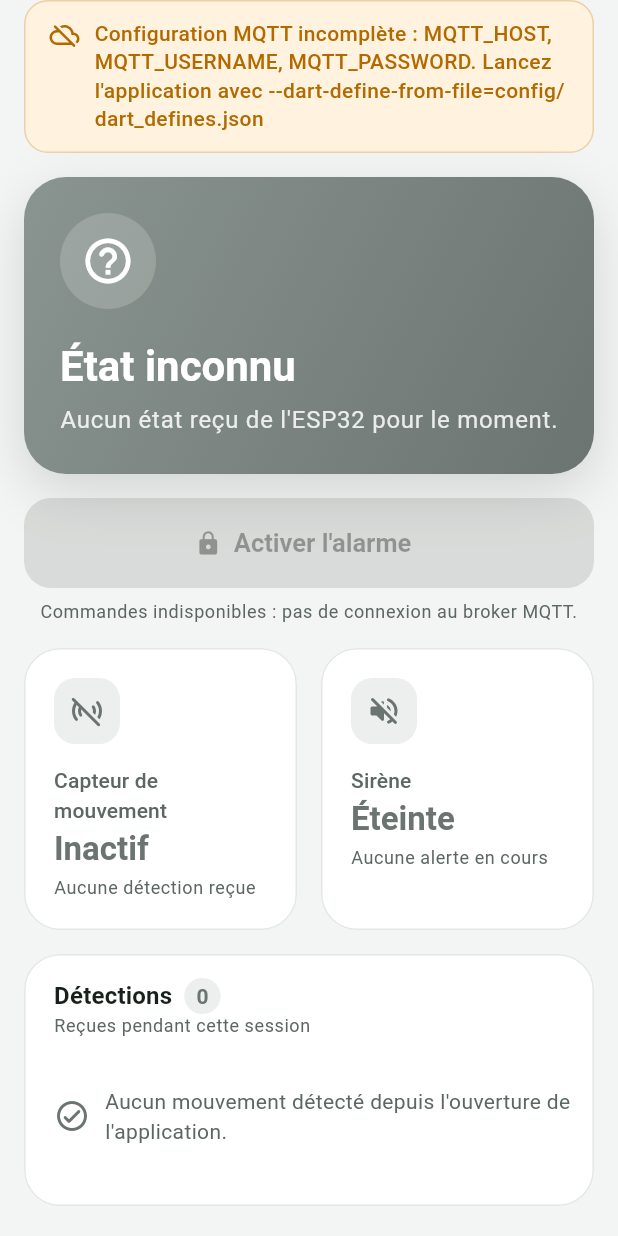
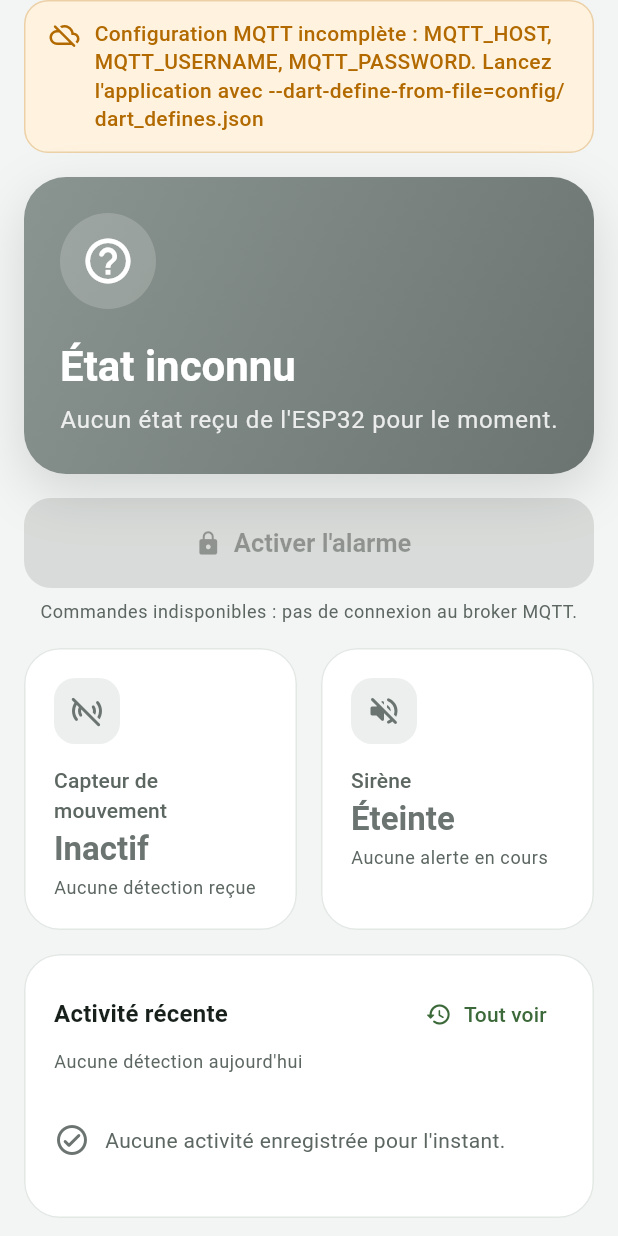
Before and after one commit to LoLo34370/smartalarm, a Flutter app: the screen it shows after launch, scrolled down 133 dp, on a phone screen of 412 x 824 dp. Run offline on Flutter 3.47's test engine with Material 3 defaults, Android fonts, the phone set to English and light mode, and no system bars; our stand-ins replace shared_preferences; missing offline and left inert: mqtt_client.

Commit message:
feat: journal d'activité persistant
- Les activations, désactivations, intrusions et détections sont
  enregistrées sur l'appareil (shared_preferences, 200 entrées max).
- Seules les vraies transitions sont journalisées : l'état retained reçu
  à chaque connexion n'est pas un changement.
- Carte « Activité récente » sur le dashboard et écran « Journal
  d'activité » regroupé par jour, avec filtres.
- Remplace l'historique des détections limité à la session.

Co-Authored-By: Claude Opus 5.5 <noreply@anthropic.com>

```diff
--- a/flutter_app/lib/controllers/alarm_controller.dart
+++ b/flutter_app/lib/controllers/alarm_controller.dart
@@ -2,8 +2,10 @@ import 'dart:async';
 
 import 'package:flutter/foundation.dart';
 
+import '../models/alarm_event.dart';
 import '../models/alarm_models.dart';
 import '../services/alarm_connection.dart';
+import '../services/journal_store.dart';
 
 /// Ce que le capteur PIR signifie pour l'utilisateur, déduit de l'état publié.
 enum PirStatus { inactive, monitoring, motionDetected }
@@ -12,26 +14,35 @@ enum PirStatus { inactive, monitoring, motionDetected }
 ///
 /// Un clic sur « Activer » n'arme rien localement : il envoie une commande et
 /// passe en attente ([pendingCommand]) jusqu'à ce que l'ESP32 publie son état.
+///
+/// Les changements d'état confirmés et les détections alimentent un journal
+/// d'activité, conservé sur l'appareil entre deux lancements.
 class AlarmController extends ChangeNotifier {
   AlarmController(
     this._connection, {
     this.commandTimeout = const Duration(seconds: 10),
-    this.historyLimit = 20,
-  });
+    this.historyLimit = 200,
+    JournalStore? journalStore,
+    DateTime Function()? clock,
+  })  : _journalStore = journalStore,
+        _clock = clock ?? DateTime.now;
 
   final AlarmConnection _connection;
+  final JournalStore? _journalStore;
+  final DateTime Function() _clock;
 
   /// Délai au-delà duquel une commande non confirmée est signalée.
   final Duration commandTimeout;
 
-  /// Nombre maximal de détections conservées pendant la session.
+  /// Nombre maximal d'entrées conservées dans le journal.
   final int historyLimit;
 
   final List<StreamSubscription<Object>> _subscriptions = [];
-  final List<MotionEvent> _motionHistory = [];
+  final List<AlarmEvent> _journal = [];
   Timer? _commandTimer;
   bool _started = false;
   bool _disposed = false;
+  bool _journalLoaded = false;
 
   AlarmState? _alarmState;
   DeviceAvailability _availability = DeviceAvailability.unknown;
@@ -53,8 +64,12 @@ class AlarmController extends ChangeNotifier {
   /// Avertissement lié à la dernière commande (non envoyée, non confirmée…).
   String? get commandWarning => _commandWarning;
 
-  /// Détections reçues pendant la session, la plus récente en premier.
-  List<MotionEvent> get motionHistory => List.unmodifiable(_motionHistory);
+  /// Journal d'activité, l'entrée la plus récente en premier.
+  List<AlarmEvent> get journal => List.unmodifiable(_journal);
+
+  /// Dernière détection de mouvement connue.
+  AlarmEvent? get lastMotion =>
+      _journal.where((e) => e.kind == AlarmEventKind.motion).firstOrNull;
 
   bool get isBrokerConnected => brokerStatus == BrokerStatus.connected;
   bool get isDeviceOnline => _availability == DeviceAvailability.online;
@@ -93,6 +108,7 @@ class AlarmController extends ChangeNotifier {
       _connection.motions.listen(_onMotion),
     ]);
     _connection.connect();
+    _loadJournal();
   }
 
   @override
@@ -133,17 +149,24 @@ class AlarmController extends ChangeNotifier {
     _notify();
   }
 
-  void clearMotionHistory() {
-    _motionHistory.clear();
+  void clearJournal() {
+    _journal.clear();
+    _persistJournal();
     _notify();
   }
 
   // ── Messages MQTT ──────────────────────────────────────────────────────────
 
   void _onAlarmState(AlarmState state) {
+    final previous = _alarmState;
     _alarmState = state;
     // L'ESP32 publie son état après chaque commande : c'est la confirmation.
     _clearPending();
+    // Le premier état reçu est l'instantané retained, pas un changement :
+    // on ne journalise que les vraies transitions.
+    if (previous != null && previous != state) {
+      _record(AlarmEvent(kind: AlarmEventKind.fromState(state), at: _clock()));
+    }
     _notify();
   }
 
@@ -156,10 +179,7 @@ class AlarmController extends ChangeNotifier {
   }
 
   void _onMotion(MotionEvent event) {
-    _motionHistory.insert(0, event);
-    if (_motionHistory.length > historyLimit) {
-      _motionHistory.removeRange(historyLimit, _motionHistory.length);
-    }
+    _record(AlarmEvent.fromMotion(event));
     _notify();
   }
 
@@ -168,6 +188,53 @@ class AlarmController extends ChangeNotifier {
       _clearPending(warning: 'Connexion au broker perdue avant la confirmation de l\'ESP32.');
     }
     _notify();
+  }
+
+  // ── Journal ────────────────────────────────────────────────────────────────
+
+  void _record(AlarmEvent event) {
+    _journal.insert(0, event);
+    _trimJournal();
+    _persistJournal();
+  }
+
+  void _trimJournal() {
+    if (_journal.length > historyLimit) {
+      _journal.removeRange(historyLimit, _journal.length);
+    }
+  }
+
+  Future<void> _loadJournal() async {
+    final store = _journalStore;
+    if (store == null) {
+      _journalLoaded = true;
+      return;
+    }
+    List<AlarmEvent> stored;
+    try {
+      stored = await store.load();
+    } on Exception catch (error) {
+      debugPrint('Journal illisible, ignoré : $error');
+      stored = [];
+    }
+    if (_disposed) return;
+    final receivedWhileLoading = _journal.isNotEmpty;
+    // Les entrées reçues pendant le chargement sont plus récentes.
+    _journal.addAll(stored);
+    _trimJournal();
+    _journalLoaded = true;
+    if (receivedWhileLoading) _persistJournal();
+    _notify();
+  }
+
+  /// Sauvegarde en arrière-plan. Pas avant la fin du chargement, sinon on
+  /// écraserait le journal stocké par les seules entrées de la session.
+  void _persistJournal() {
+    final store = _journalStore;
+    if (store == null || !_journalLoaded) return;
+    store.save(List.of(_journal)).catchError(
+          (Object error) => debugPrint('Échec de sauvegarde du journal : $error'),
+        );
   }
 
   void _clearPending({String? warning}) {
--- a/flutter_app/lib/main.dart
+++ b/flutter_app/lib/main.dart
@@ -5,23 +5,30 @@ import 'config/mqtt_config.dart';
 import 'controllers/alarm_controller.dart';
 import 'screens/dashboard_screen.dart';
 import 'services/alarm_connection.dart';
+import 'services/journal_store.dart';
 import 'services/mqtt_service.dart';
 
 void main() {
-  runApp(SmartAlarmApp(connection: MqttService(config: MqttConfig.fromEnvironment())));
+  WidgetsFlutterBinding.ensureInitialized();
+  runApp(SmartAlarmApp(
+    connection: MqttService(config: MqttConfig.fromEnvironment()),
+    journalStore: SharedPreferencesJournalStore(),
+  ));
 }
 
 class SmartAlarmApp extends StatefulWidget {
-  const SmartAlarmApp({super.key, required this.connection});
+  const SmartAlarmApp({super.key, required this.connection, this.journalStore});
 
   final AlarmConnection connection;
+  final JournalStore? journalStore;
 
   @override
   State<SmartAlarmApp> createState() => _SmartAlarmAppState();
 }
 
 class _SmartAlarmAppState extends State<SmartAlarmApp> {
-  late final AlarmController _controller = AlarmController(widget.connection)..start();
+  late final AlarmController _controller =
+      AlarmController(widget.connection, journalStore: widget.journalStore)..start();
 
   @override
   void dispose() {
--- /dev/null
+++ b/flutter_app/lib/models/alarm_event.dart
@@ -0,0 +1,58 @@
+import 'alarm_models.dart';
+
+/// Type d'entrée du journal d'activité.
+enum AlarmEventKind {
+  armed('ARMED'),
+  disarmed('DISARMED'),
+  triggered('TRIGGERED'),
+  motion('MOTION');
+
+  const AlarmEventKind(this.storageValue);
+
+  final String storageValue;
+
+  /// Entrée correspondant à un nouvel état publié par l'ESP32.
+  static AlarmEventKind fromState(AlarmState state) => switch (state) {
+        AlarmState.armed => armed,
+        AlarmState.disarmed => disarmed,
+        AlarmState.triggered => triggered,
+      };
+}
+
+/// Entrée du journal : changement d'état confirmé par l'ESP32 ou détection.
+///
+/// Comme pour l'historique, l'horodatage est celui de la RÉCEPTION par
+/// l'application (l'ESP32 n'a pas d'horloge réelle).
+class AlarmEvent {
+  const AlarmEvent({required this.kind, required this.at, this.uptimeMs});
+
+  factory AlarmEvent.fromMotion(MotionEvent motion) => AlarmEvent(
+        kind: AlarmEventKind.motion,
+        at: motion.receivedAt,
+        uptimeMs: motion.uptimeMs,
+      );
+
+  final AlarmEventKind kind;
+  final DateTime at;
+
+  /// `millis()` de l'ESP32, uniquement pour les détections.
+  final int? uptimeMs;
+
+  Map<String, Object?> toJson() => {
+        'kind': kind.storageValue,
+        'at': at.toIso8601String(),
+        if (uptimeMs != null) 'uptimeMs': uptimeMs,
+      };
+
+  /// Retourne `null` pour une entrée illisible (stockage corrompu ou ancien).
+  static AlarmEvent? tryFromJson(Object? json) {
+    if (json is! Map<String, Object?>) return null;
+    final kind = AlarmEventKind.values
+        .where((k) => k.storageValue == json['kind'])
+        .firstOrNull;
+    final at = json['at'] is String ? DateTime.tryParse(json['at']! as String) : null;
+    final uptime = json['uptimeMs'];
+    if (kind == null || at == null) return null;
+    return AlarmEvent(kind: kind, at: at, uptimeMs: uptime is int ? uptime : null);
+  }
+}
--- a/flutter_app/lib/screens/dashboard_screen.dart
+++ b/flutter_app/lib/screens/dashboard_screen.dart
@@ -9,7 +9,8 @@ import '../widgets/alarm_status_card.dart';
 import '../widgets/alert_banners.dart';
 import '../widgets/dashboard_header.dart';
 import '../widgets/device_status_cards.dart';
-import '../widgets/motion_history_card.dart';
+import '../widgets/journal_widgets.dart';
+import 'journal_screen.dart';
 
 /// Écran principal. Tout ce qui est affiché provient des messages MQTT
 /// relayés par [AlarmController].
@@ -45,7 +46,7 @@ class DashboardScreen extends StatelessWidget {
                         ),
                         const SizedBox(height: 20),
                         _Banners(controller: controller),
-                        if (wide) _wideLayout() else _narrowLayout(),
+                        if (wide) _wideLayout(context) else _narrowLayout(context),
                       ],
                     ),
                   ),
@@ -58,7 +59,7 @@ class DashboardScreen extends StatelessWidget {
     );
   }
 
-  Widget _narrowLayout() => Column(
+  Widget _narrowLayout(BuildContext context) => Column(
         crossAxisAlignment: CrossAxisAlignment.stretch,
         children: [
           _statusCard(),
@@ -67,11 +68,11 @@ class DashboardScreen extends StatelessWidget {
           const SizedBox(height: 16),
           _deviceCards(),
           const SizedBox(height: 16),
-          _history(),
+          _history(context),
         ],
       );
 
-  Widget _wideLayout() => Row(
+  Widget _wideLayout(BuildContext context) => Row(
         crossAxisAlignment: CrossAxisAlignment.start,
         children: [
           Expanded(
@@ -88,7 +89,7 @@ class DashboardScreen extends StatelessWidget {
             ),
           ),
           const SizedBox(width: 24),
-          Expanded(flex: 5, child: _history()),
+          Expanded(flex: 5, child: _history(context)),
         ],
       );
 
@@ -119,7 +120,7 @@ class DashboardScreen extends StatelessWidget {
     final cards = [
       PirStatusCard(
         status: controller.pirStatus,
-        lastMotion: controller.motionHistory.firstOrNull,
+        lastMotionAt: controller.lastMotion?.at,
       ),
       SirenStatusCard(active: controller.isSirenActive),
     ];
@@ -139,9 +140,11 @@ class DashboardScreen extends StatelessWidget {
     );
   }
 
-  Widget _history() => MotionHistoryCard(
-        events: controller.motionHistory,
-        onClear: controller.clearMotionHistory,
+  Widget _history(BuildContext context) => ActivityJournalCard(
+        events: controller.journal,
+        onOpenJournal: () => Navigator.of(context).push(MaterialPageRoute<void>(
+          builder: (_) => JournalScreen(controller: controller),
+        )),
       );
 }
 
--- a/flutter_app/lib/widgets/device_status_cards.dart
+++ b/flutter_app/lib/widgets/device_status_cards.dart
@@ -2,7 +2,6 @@ import 'package:flutter/material.dart';
 
 import '../config/app_theme.dart';
 import '../controllers/alarm_controller.dart';
-import '../models/alarm_models.dart';
 import 'formatters.dart';
 import 'pulse.dart';
 
@@ -64,16 +63,16 @@ class InfoCard extends StatelessWidget {
 
 /// Statut du capteur PIR, déduit de l'état publié par l'ESP32.
 class PirStatusCard extends StatelessWidget {
-  const PirStatusCard({super.key, required this.status, required this.lastMotion});
+  const PirStatusCard({super.key, required this.status, required this.lastMotionAt});
 
   final PirStatus status;
-  final MotionEvent? lastMotion;
+  final DateTime? lastMotionAt;
 
   @override
   Widget build(BuildContext context) {
-    final detail = lastMotion == null
+    final detail = lastMotionAt == null
         ? 'Aucune détection reçue'
-        : 'Dernière détection à ${formatTime(lastMotion!.receivedAt)}';
+        : 'Dernière détection : ${formatShortDateTime(lastMotionAt!)}';
     return switch (status) {
       PirStatus.inactive => InfoCard(
           icon: Icons.sensors_off_rounded,
--- /dev/null
+++ b/flutter_app/lib/widgets/journal_widgets.dart
@@ -0,0 +1,172 @@
+import 'package:flutter/material.dart';
+
+import '../config/app_theme.dart';
+import '../models/alarm_event.dart';
+import 'formatters.dart';
+
+/// Apparence d'une entrée du journal selon son type.
+({IconData icon, String title, Color color, Color background}) journalStyle(AlarmEventKind kind) =>
+    switch (kind) {
+      AlarmEventKind.armed => (
+          icon: Icons.lock_rounded,
+          title: 'Alarme activée',
+          color: AppColors.protected,
+          background: AppColors.protectedSoft,
+        ),
+      AlarmEventKind.disarmed => (
+          icon: Icons.lock_open_rounded,
+          title: 'Alarme désactivée',
+          color: AppColors.inactive,
+          background: AppColors.inactiveSoft,
+        ),
+      AlarmEventKind.triggered => (
+          icon: Icons.campaign_rounded,
+          title: 'Sirène déclenchée',
+          color: AppColors.alert,
+          background: AppColors.alertSoft,
+        ),
+      AlarmEventKind.motion => (
+          icon: Icons.directions_run_rounded,
+          title: 'Mouvement détecté',
+          color: AppColors.warning,
+          background: AppColors.warningSoft,
+        ),
+    };
+
+/// Ligne du journal : icône colorée, libellé, détail et heure de réception.
+class JournalEventTile extends StatelessWidget {
+  const JournalEventTile({super.key, required this.event, this.showDate = true});
+
+  final AlarmEvent event;
+
+  /// Afficher la date si l'entrée ne date pas d'aujourd'hui.
+  final bool showDate;
+
+  @override
+  Widget build(BuildContext context) {
+    final textTheme = Theme.of(context).textTheme;
+    final style = journalStyle(event.kind);
+    final uptime = event.uptimeMs;
+    return Padding(
+      padding: const EdgeInsets.symmetric(vertical: 6),
+      child: Row(
+        children: [
+          Container(
+            padding: const EdgeInsets.all(8),
+            decoration: BoxDecoration(
+              color: style.background,
+              borderRadius: BorderRadius.circular(12),
+            ),
+            child: Icon(style.icon, size: 20, color: style.color),
+          ),
+          const SizedBox(width: 12),
+          Expanded(
+            child: Column(
+              crossAxisAlignment: CrossAxisAlignment.start,
+              children: [
+                Text(style.title,
+                    style: textTheme.bodyMedium?.copyWith(fontWeight: FontWeight.w600)),
+                Text(
+                  uptime != null
+                      ? 'ESP32 allumé depuis ${formatUptime(uptime)}'
+                      : 'Confirmé par l\'ESP32',
+                  style: textTheme.bodySmall?.copyWith(color: AppColors.textSecondary),
+                ),
+              ],
+            ),
+          ),
+          Text(showDate ? formatShortDateTime(event.at) : formatTime(event.at),
+              style: textTheme.bodyMedium?.copyWith(
+                fontFeatures: const [FontFeature.tabularFigures()],
+                color: AppColors.textSecondary,
+              )),
+          const SizedBox(width: 8),
+        ],
+      ),
+    );
+  }
+}
+
+/// Carte du dashboard : dernières entrées du journal et accès au journal complet.
+class ActivityJournalCard extends StatelessWidget {
+  const ActivityJournalCard({
+    super.key,
+    required this.events,
+    required this.onOpenJournal,
+    this.maxEntries = 6,
+  });
+
+  final List<AlarmEvent> events;
+  final VoidCallback onOpenJournal;
+  final int maxEntries;
+
+  @override
+  Widget build(BuildContext context) {
+    final textTheme = Theme.of(context).textTheme;
+    final now = DateTime.now();
+    final motionsToday = events
+        .where((e) => e.kind == AlarmEventKind.motion && isSameDay(e.at, now))
+        .length;
+    return Card(
+      child: Padding(
+        padding: const EdgeInsets.fromLTRB(20, 16, 12, 16),
+        child: Column(
+          crossAxisAlignment: CrossAxisAlignment.start,
+          children: [
+            Row(
+              children: [
+                Flexible(
+                  child: Text('Activité récente',
+                      overflow: TextOverflow.ellipsis,
+                      style: textTheme.titleMedium?.copyWith(fontWeight: FontWeight.w700)),
+                ),
+                const Spacer(),
+                TextButton.icon(
+                  onPressed: onOpenJournal,
+                  icon: const Icon(Icons.history_rounded, size: 18),
+                  label: const Text('Tout voir'),
+                ),
+              ],
+            ),
+            Text(
+              motionsToday == 0
+                  ? 'Aucune détection aujourd\'hui'
+                  : '$motionsToday détection${motionsToday > 1 ? 's' : ''} aujourd\'hui',
+              style: textTheme.bodySmall?.copyWith(color: AppColors.textSecondary),
+            ),
+            const SizedBox(height: 8),
+            if (events.isEmpty)
+              const JournalEmptyState()
+            else
+              for (final event in events.take(maxEntries)) JournalEventTile(event: event),
+          ],
+        ),
+      ),
+    );
+  }
+}
+
+class JournalEmptyState extends StatelessWidget {
+  const JournalEmptyState({
+    super.key,
+    this.message = 'Aucune activité enregistrée pour l\'instant.',
+  });
+
+  final String message;
+
+  @override
+  Widget build(BuildContext context) {
+    return Padding(
+      padding: const EdgeInsets.symmetric(vertical: 24),
+      child: Row(
+        children: [
+          const Icon(Icons.check_circle_outline_rounded, color: AppColors.inactive),
+          const SizedBox(width: 10),
+          Expanded(
+            child: Text(message, style: const TextStyle(color: AppColors.textSecondary)),
+          ),
+        ],
+      ),
+    );
+  }
+}
--- a/flutter_app/lib/widgets/motion_history_card.dart
+++ /dev/null
@@ -1,136 +0,0 @@
-import 'package:flutter/material.dart';
-
-import '../config/app_theme.dart';
-import '../models/alarm_models.dart';
-import 'formatters.dart';
-
-/// Historique des détections reçues pendant la session (non persisté).
-class MotionHistoryCard extends StatelessWidget {
-  const MotionHistoryCard({super.key, required this.events, required this.onClear});
-
-  final List<MotionEvent> events;
-  final VoidCallback onClear;
-
-  @override
-  Widget build(BuildContext context) {
-    final textTheme = Theme.of(context).textTheme;
-    return Card(
-      child: Padding(
-        padding: const EdgeInsets.fromLTRB(20, 16, 12, 16),
-        child: Column(
-          crossAxisAlignment: CrossAxisAlignment.start,
-          children: [
-            Row(
-              children: [
-                Text('Détections',
-                    style: textTheme.titleMedium?.copyWith(fontWeight: FontWeight.w700)),
-                const SizedBox(width: 8),
-                _CountBadge(count: events.length),
-                const Spacer(),
-                if (events.isNotEmpty)
-                  TextButton(onPressed: onClear, child: const Text('Effacer')),
-              ],
-            ),
-            Text('Reçues pendant cette session',
-                style: textTheme.bodySmall?.copyWith(color: AppColors.textSecondary)),
-            const SizedBox(height: 8),
-            if (events.isEmpty)
-              const _EmptyHistory()
-            else
-              for (final (index, event) in events.indexed)
-                _MotionTile(event: event, isLatest: index == 0),
-          ],
-        ),
-      ),
-    );
-  }
-}
-
-class _MotionTile extends StatelessWidget {
-  const _MotionTile({required this.event, required this.isLatest});
-
-  final MotionEvent event;
-  final bool isLatest;
-
-  @override
-  Widget build(BuildContext context) {
-    final textTheme = Theme.of(context).textTheme;
-    return Padding(
-      padding: const EdgeInsets.symmetric(vertical: 6),
-      child: Row(
-        children: [
-          Container(
-            padding: const EdgeInsets.all(8),
-            decoration: BoxDecoration(
-              color: isLatest ? AppColors.alertSoft : AppColors.inactiveSoft,
-              borderRadius: BorderRadius.circular(12),
-            ),
-            child: Icon(Icons.directions_run_rounded,
-                size: 20, color: isLatest ? AppColors.alert : AppColors.inactive),
-          ),
-          const SizedBox(width: 12),
-          Expanded(
-            child: Column(
-              crossAxisAlignment: CrossAxisAlignment.start,
-              children: [
-                Text('Mouvement détecté',
-                    style: textTheme.bodyMedium?.copyWith(fontWeight: FontWeight.w600)),
-                Text('ESP32 allumé depuis ${formatUptime(event.uptimeMs)}',
-                    style: textTheme.bodySmall?.copyWith(color: AppColors.textSecondary)),
-              ],
-            ),
-          ),
-          Text(formatTime(event.receivedAt),
-              style: textTheme.bodyMedium?.copyWith(
-                fontFeatures: const [FontFeature.tabularFigures()],
-                color: AppColors.textSecondary,
-              )),
-          const SizedBox(width: 8),
-        ],
-      ),
-    );
-  }
-}
-
-class _EmptyHistory extends StatelessWidget {
-  const _EmptyHistory();
-
-  @override
-  Widget build(BuildContext context) {
-    return const Padding(
-      padding: EdgeInsets.symmetric(vertical: 24),
-      child: Row(
-        children: [
-          Icon(Icons.check_circle_outline_rounded, color: AppColors.inactive),
-          SizedBox(width: 10),
-          Expanded(
-            child: Text('Aucun mouvement détecté depuis l\'ouverture de l\'application.',
-                style: TextStyle(color: AppColors.textSecondary)),
-          ),
-        ],
-      ),
-    );
-  }
-}
-
-class _CountBadge extends StatelessWidget {
-  const _CountBadge({required this.count});
-
-  final int count;
-
-  @override
-  Widget build(BuildContext context) {
-    return Container(
-      padding: const EdgeInsets.symmetric(horizontal: 8, vertical: 2),
-      decoration: BoxDecoration(
-        color: count > 0 ? AppColors.alertSoft : AppColors.inactiveSoft,
-        borderRadius: BorderRadius.circular(999),
-      ),
-      child: Text('$count',
-          style: TextStyle(
-            fontWeight: FontWeight.w700,
-            color: count > 0 ? AppColors.alert : AppColors.inactive,
-          )),
-    );
-  }
-}
--- a/flutter_app/pubspec.yaml
+++ b/flutter_app/pubspec.yaml
@@ -35,6 +35,7 @@ dependencies:
   # Use with the CupertinoIcons class for iOS style icons.
   cupertino_icons: ^1.0.8
   mqtt_client: ^10.8.0
+  shared_preferences: ^2.5.3
 
 dev_dependencies:
   flutter_test:
```
Also changed, not shown: flutter_app/lib/screens/journal_screen.dart (added, +150 -0 lines), flutter_app/lib/services/journal_store.dart (added, +41 -0 lines), flutter_app/lib/widgets/formatters.dart (+26 -0 lines), flutter_app/pubspec.lock, 4 other files.
